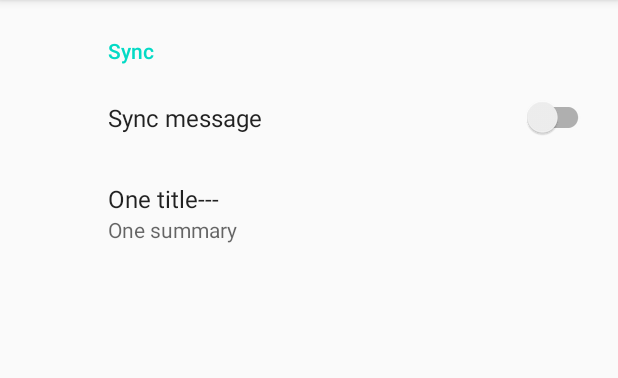
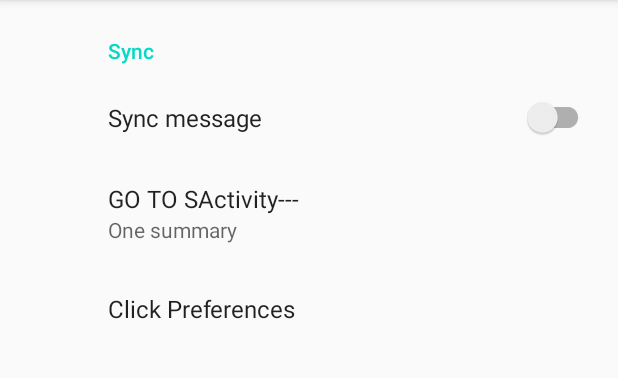
Before and after one commit to dreamlvxx/PreferenceKtDemo, an Android app: the fragment SyncFragment shown on its own in the app's theme, on a phone screen of 412 x 824 dp, the part 84-462 px from its top. Run offline under Robolectric (Android 15) with nearby library versions, the phone set to English and light mode, and no system bars; our stand-ins replace androidx.preference.

Commit message:
modify click

```diff
--- a/app/src/main/AndroidManifest.xml
+++ b/app/src/main/AndroidManifest.xml
@@ -16,6 +16,8 @@
                 <category android:name="android.intent.category.LAUNCHER" />
             </intent-filter>
         </activity>
+
+        <activity android:name=".SActivity"/>
     </application>
 
 </manifest>
--- a/app/src/main/java/com/dream/preferencektdemo/SyncFragment.kt
+++ b/app/src/main/java/com/dream/preferencektdemo/SyncFragment.kt
@@ -1,10 +1,18 @@
 package com.dream.preferencektdemo
 
 import android.os.Bundle
+import android.widget.Toast
+import androidx.preference.Preference
 import androidx.preference.PreferenceFragmentCompat
 
 class SyncFragment : PreferenceFragmentCompat() {
     override fun onCreatePreferences(savedInstanceState: Bundle?, rootKey: String?) {
         setPreferencesFromResource(R.xml.sync_oreferences, rootKey)
+
+        val clickPre = findPreference<Preference>("clickpre")
+        clickPre?.setOnPreferenceClickListener {
+            Toast.makeText(context,"click---",Toast.LENGTH_LONG).show()
+            true
+        }
     }
 }
--- a/app/src/main/res/xml/sync_oreferences.xml
+++ b/app/src/main/res/xml/sync_oreferences.xml
@@ -1,6 +1,6 @@
 <?xml version="1.0" encoding="utf-8"?>
-<PreferenceScreen
-    xmlns:app="http://schemas.android.com/apk/res-auto">
+<PreferenceScreen xmlns:app="http://schemas.android.com/apk/res-auto"
+    xmlns:android="http://schemas.android.com/apk/res/android">
 
     <PreferenceCategory
         app:key="notifications_category"
@@ -13,7 +13,17 @@
         <Preference
             app:key="sss"
             app:summary="One summary"
-            app:title="One title---"/>
+            app:title="GO TO SActivity---">
+
+            <intent android:targetClass="com.dream.preferencektdemo.SActivity"
+                android:targetPackage="com.dream.preferencektdemo"/>
+
+        </Preference>
+
+        <Preference
+            android:defaultValue="sd"
+            app:key="clickpre"
+            android:title="Click Preferences"/>
 
     </PreferenceCategory>
 
```
Also changed, not shown: app/src/main/java/com/dream/preferencektdemo/SActivity.kt (added, +12 -0 lines), app/src/main/res/layout/activity_a_layout.xml (added, +14 -0 lines).
